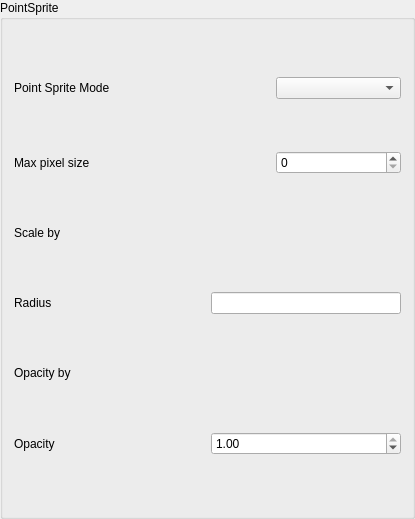
biddisco/splotch, file paraview/pqSplotchRaytraceDisplayPanelDecorator.ui: the form before one commit.
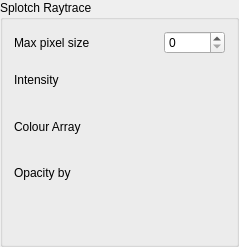
The form after the commit. The open tabs and pages were chosen to show the change. Custom widgets are drawn as their Qt base class.

Commit message: DisplayPanel now shows controls from custom gui component

Diff of the .ui file:
```diff
--- a/paraview/pqSplotchRaytraceDisplayPanelDecorator.ui
+++ b/paraview/pqSplotchRaytraceDisplayPanelDecorator.ui
@@ -6,182 +6,132 @@
    <rect>
     <x>0</x>
     <y>0</y>
-    <width>415</width>
-    <height>519</height>
+    <width>239</width>
+    <height>247</height>
    </rect>
   </property>
   <property name="windowTitle">
    <string>PointSprite</string>
   </property>
   <property name="title">
-   <string>PointSprite</string>
+   <string>Splotch Raytrace</string>
   </property>
   <layout class="QGridLayout">
-   <item row="0" column="0" colspan="2">
-    <widget class="QLabel" name="ModeLabel">
-     <property name="text">
-      <string>Point Sprite Mode</string>
-     </property>
-    </widget>
-   </item>
-   <item row="0" column="2">
-    <widget class="QComboBox" name="RenderMode"/>
-   </item>
-   <item row="1" column="0">
+   <item row="0" column="0">
     <widget class="QLabel" name="MaxPixelLabel">
      <property name="text">
       <string>Max pixel size</string>
      </property>
     </widget>
    </item>
-   <item row="1" column="2">
+   <item row="0" column="2">
     <widget class="QSpinBox" name="MaxPixelSize">
      <property name="toolTip">
       <string>Set the maximum size of the sprites in pixels. Hardware limitations may further reduce this value.</string>
      </property>
     </widget>
    </item>
+   <item row="1" column="0">
+    <widget class="QLabel" name="IntensityLabel">
+     <property name="text">
+      <string>Intensity</string>
+     </property>
+    </widget>
+   </item>
+   <item row="1" column="1" colspan="2">
+    <widget class="pqDisplayArrayWidget" name="IntensityArray" native="true">
+     <property name="enabled">
+      <bool>true</bool>
+     </property>
+     <property name="sizePolicy">
+      <sizepolicy hsizetype="Minimum" vsizetype="Preferred">
+       <horstretch>0</horstretch>
+       <verstretch>16</verstretch>
+      </sizepolicy>
+     </property>
+     <property name="toolTip">
+      <string>&lt;html&gt;&lt;head&gt;&lt;meta name=&quot;qrichtext&quot; content=&quot;1&quot; /&gt;&lt;/head&gt;&lt;body style=&quot; white-space: pre-wrap; font-family:Sans Serif; font-size:9pt; font-weight:400; font-style:normal; text-decoration:none;&quot;&gt;&lt;p style=&quot; margin-top:0px; margin-bottom:0px; margin-left:0px; margin-right:0px; -qt-block-indent:0; text-indent:0px;&quot;&gt;Select method for coloring dataset geometry.&lt;/p&gt;&lt;/body&gt;&lt;/html&gt;</string>
+     </property>
+    </widget>
+   </item>
    <item row="2" column="0">
-    <widget class="QLabel" name="ScaleArrayLabel">
+    <widget class="QLabel" name="ColourArrayLabel">
      <property name="text">
-      <string>Scale by</string>
+      <string>Colour Array</string>
      </property>
     </widget>
    </item>
-   <item row="2" column="1" colspan="2">
-    <widget class="pqDisplayArrayWidget" name="ScaleBy" native="true">
-     <property name="enabled">
-      <bool>true</bool>
+   <item row="4" column="1">
+    <spacer name="verticalSpacer_2">
+     <property name="orientation">
+      <enum>Qt::Vertical</enum>
      </property>
-     <property name="sizePolicy">
-      <sizepolicy hsizetype="Minimum" vsizetype="Fixed">
-       <horstretch>0</horstretch>
-       <verstretch>0</verstretch>
-      </sizepolicy>
+     <property name="sizeHint" stdset="0">
+      <size>
+       <width>20</width>
+       <height>40</height>
+      </size>
      </property>
-     <property name="toolTip">
-      <string>&lt;html&gt;&lt;head&gt;&lt;meta name=&quot;qrichtext&quot; content=&quot;1&quot; /&gt;&lt;/head&gt;&lt;body style=&quot; white-space: pre-wrap; font-family:Sans Serif; font-size:9pt; font-weight:400; font-style:normal; text-decoration:none;&quot;&gt;&lt;p style=&quot; margin-top:0px; margin-bottom:0px; margin-left:0px; margin-right:0px; -qt-block-indent:0; text-indent:0px;&quot;&gt;Select method for coloring dataset geometry.&lt;/p&gt;&lt;/body&gt;&lt;/html&gt;</string>
-     </property>
-    </widget>
+    </spacer>
    </item>
-   <item row="3" column="0" colspan="3">
-    <widget class="QStackedWidget" name="RadiusStack">
-     <property name="sizePolicy">
-      <sizepolicy hsizetype="MinimumExpanding" vsizetype="Fixed">
-       <horstretch>0</horstretch>
-       <verstretch>0</verstretch>
-      </sizepolicy>
+   <item row="4" column="2">
+    <spacer name="verticalSpacer_3">
+     <property name="orientation">
+      <enum>Qt::Vertical</enum>
      </property>
-     <property name="frameShadow">
-      <enum>QFrame::Plain</enum>
+     <property name="sizeHint" stdset="0">
+      <size>
+       <width>20</width>
+       <height>40</height>
+      </size>
      </property>
-     <property name="lineWidth">
-      <number>1</number>
-     </property>
-     <property name="currentIndex">
-      <number>0</number>
-     </property>
-     <widget class="QWidget" name="MappingRadiusPage">
-      <property name="sizePolicy">
-       <sizepolicy hsizetype="MinimumExpanding" vsizetype="Fixed">
-        <horstretch>0</horstretch>
-        <verstretch>0</verstretch>
-       </sizepolicy>
-      </property>
-      <layout class="QGridLayout">
-       <property name="horizontalSpacing">
-        <number>0</number>
-       </property>
-       <property name="verticalSpacing">
-        <number>6</number>
-       </property>
-       <property name="margin">
-        <number>0</number>
-       </property>
-       <item row="0" column="1">
-        <widget class="QPushButton" name="RadiusMapping">
-         <property name="minimumSize">
-          <size>
-           <width>0</width>
-           <height>0</height>
-          </size>
-         </property>
-         <property name="text">
-          <string>Edit Radius Transfer Function</string>
-         </property>
-        </widget>
-       </item>
-      </layout>
-     </widget>
-     <widget class="QWidget" name="ConstantRadiusPage">
-      <property name="sizePolicy">
-       <sizepolicy hsizetype="MinimumExpanding" vsizetype="Fixed">
-        <horstretch>0</horstretch>
-        <verstretch>0</verstretch>
-       </sizepolicy>
-      </property>
-      <layout class="QHBoxLayout">
-       <property name="spacing">
-        <number>6</number>
-       </property>
-       <property name="margin">
-        <number>0</number>
-       </property>
-       <item>
-        <widget class="QLabel" name="RadiusLabel">
-         <property name="sizePolicy">
-          <sizepolicy hsizetype="Preferred" vsizetype="Preferred">
-           <horstretch>0</horstretch>
-           <verstretch>0</verstretch>
-          </sizepolicy>
-         </property>
-         <property name="layoutDirection">
-          <enum>Qt::LeftToRight</enum>
-         </property>
-         <property name="text">
-          <string>Radius</string>
-         </property>
-         <property name="alignment">
-          <set>Qt::AlignLeading|Qt::AlignLeft|Qt::AlignVCenter</set>
-         </property>
-         <property name="margin">
-          <number>0</number>
-         </property>
-        </widget>
-       </item>
-       <item>
-        <widget class="pqDoubleEdit" name="RadiusEdit">
-         <property name="sizePolicy">
-          <sizepolicy hsizetype="Preferred" vsizetype="Preferred">
-           <horstretch>0</horstretch>
-           <verstretch>0</verstretch>
-          </sizepolicy>
-         </property>
-         <property name="alignment">
-          <set>Qt::AlignLeading|Qt::AlignLeft|Qt::AlignTop</set>
-         </property>
-        </widget>
-       </item>
-      </layout>
-     </widget>
-    </widget>
+    </spacer>
    </item>
    <item row="4" column="0">
-    <widget class="QLabel" name="OpacityArrayLabel">
+    <spacer name="verticalSpacer">
+     <property name="orientation">
+      <enum>Qt::Vertical</enum>
+     </property>
+     <property name="sizeHint" stdset="0">
+      <size>
+       <width>20</width>
+       <height>40</height>
+      </size>
+     </property>
+    </spacer>
+   </item>
+   <item row="2" column="1" colspan="2">
+    <widget class="pqDisplayArrayWidget" name="ColourArray_2" native="true">
+     <property name="enabled">
+      <bool>true</bool>
+     </property>
+     <property name="sizePolicy">
+      <sizepolicy hsizetype="Minimum" vsizetype="Preferred">
+       <horstretch>0</horstretch>
+       <verstretch>16</verstretch>
+      </sizepolicy>
+     </property>
+     <property name="toolTip">
+      <string>&lt;html&gt;&lt;head&gt;&lt;meta name=&quot;qrichtext&quot; content=&quot;1&quot; /&gt;&lt;/head&gt;&lt;body style=&quot; white-space: pre-wrap; font-family:Sans Serif; font-size:9pt; font-weight:400; font-style:normal; text-decoration:none;&quot;&gt;&lt;p style=&quot; margin-top:0px; margin-bottom:0px; margin-left:0px; margin-right:0px; -qt-block-indent:0; text-indent:0px;&quot;&gt;Select method for coloring dataset geometry.&lt;/p&gt;&lt;/body&gt;&lt;/html&gt;</string>
+     </property>
+    </widget>
+   </item>
+   <item row="3" column="0">
+    <widget class="QLabel" name="RadiusArrayLabel">
      <property name="text">
       <string>Opacity by</string>
      </property>
     </widget>
    </item>
-   <item row="4" column="1" colspan="2">
+   <item row="3" column="1" colspan="2">
     <widget class="pqDisplayArrayWidget" name="OpacityBy" native="true">
      <property name="enabled">
       <bool>true</bool>
      </property>
      <property name="sizePolicy">
-      <sizepolicy hsizetype="Minimum" vsizetype="Fixed">
+      <sizepolicy hsizetype="Minimum" vsizetype="Preferred">
        <horstretch>0</horstretch>
-       <verstretch>0</verstretch>
+       <verstretch>16</verstretch>
       </sizepolicy>
      </property>
      <property name="toolTip">
@@ -189,84 +139,6 @@
      </property>
     </widget>
    </item>
-   <item row="5" column="0" colspan="3">
-    <widget class="QStackedWidget" name="OpacityStack">
-     <property name="sizePolicy">
-      <sizepolicy hsizetype="MinimumExpanding" vsizetype="Fixed">
-       <horstretch>0</horstretch>
-       <verstretch>0</verstretch>
-      </sizepolicy>
-     </property>
-     <property name="currentIndex">
-      <number>0</number>
-     </property>
-     <widget class="QWidget" name="MappingOpacityPage">
-      <property name="sizePolicy">
-       <sizepolicy hsizetype="MinimumExpanding" vsizetype="Fixed">
-        <horstretch>0</horstretch>
-        <verstretch>0</verstretch>
-       </sizepolicy>
-      </property>
-      <layout class="QGridLayout">
-       <property name="horizontalSpacing">
-        <number>0</number>
-       </property>
-       <property name="verticalSpacing">
-        <number>6</number>
-       </property>
-       <property name="margin">
-        <number>0</number>
-       </property>
-       <item row="0" column="0">
-        <widget class="QPushButton" name="OpacityMapping">
-         <property name="text">
-          <string>Edit Opacity Transfer Function</string>
-         </property>
-        </widget>
-       </item>
-      </layout>
-     </widget>
-     <widget class="QWidget" name="ConstantOpacityPage">
-      <property name="sizePolicy">
-       <sizepolicy hsizetype="MinimumExpanding" vsizetype="Fixed">
-        <horstretch>0</horstretch>
-        <verstretch>0</verstretch>
-       </sizepolicy>
-      </property>
-      <layout class="QHBoxLayout">
-       <property name="spacing">
-        <number>6</number>
-       </property>
-       <property name="margin">
-        <number>0</number>
-       </property>
-       <item>
-        <widget class="QLabel" name="OpacityLabel">
-         <property name="layoutDirection">
-          <enum>Qt::LeftToRight</enum>
-         </property>
-         <property name="text">
-          <string>Opacity</string>
-         </property>
-        </widget>
-       </item>
-       <item>
-        <widget class="QDoubleSpinBox" name="OpacitySpin">
-         <property name="maximum">
-          <double>1.000000000000000</double>
-         </property>
-         <property name="singleStep">
-          <double>0.100000000000000</double>
-         </property>
-         <property name="value">
-          <double>1.000000000000000</double>
-         </property>
-        </widget>
-       </item>
-      </layout>
-     </widget>
-    </widget>
-   </item>
   </layout>
  </widget>
  <customwidgets>
@@ -275,11 +147,6 @@
    <extends>QWidget</extends>
    <header>pqDisplayArrayWidget.h</header>
   </customwidget>
-  <customwidget>
-   <class>pqDoubleEdit</class>
-   <extends>QLineEdit</extends>
-   <header>pqDoubleEdit.h</header>
-  </customwidget>
  </customwidgets>
  <resources/>
  <connections/>
```
The commit also changes 2 other files.
